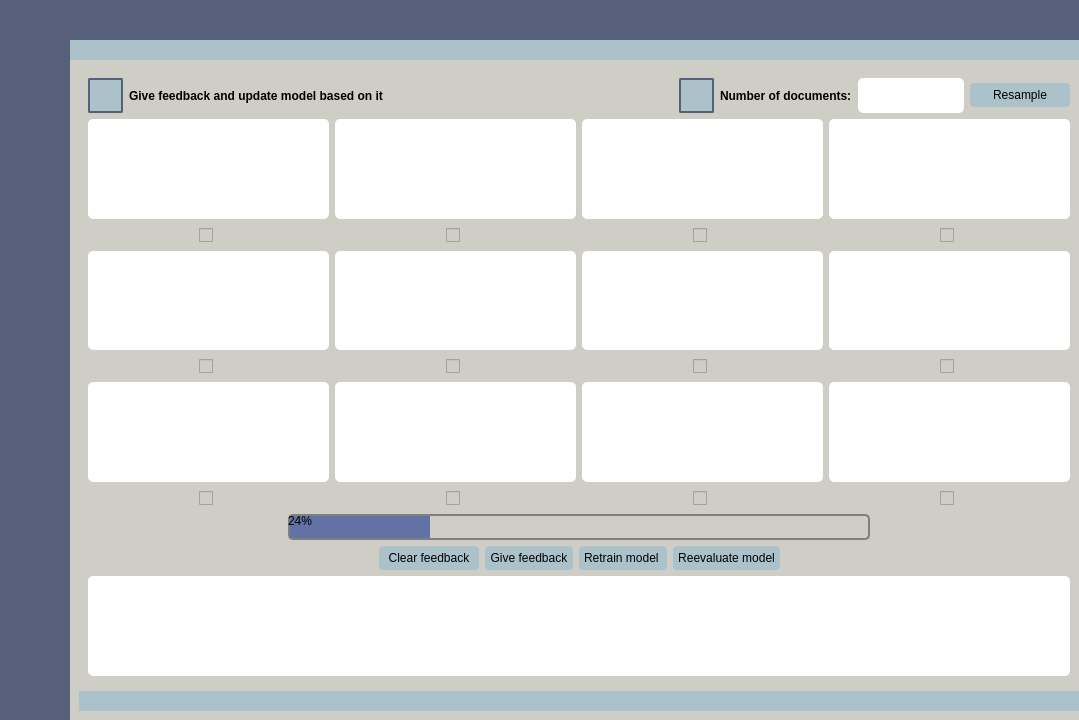
Before: the Qt Designer form UIs/DomainClassifier.ui in IntelCompH2020/domain_classification, drawn with Qt 5.
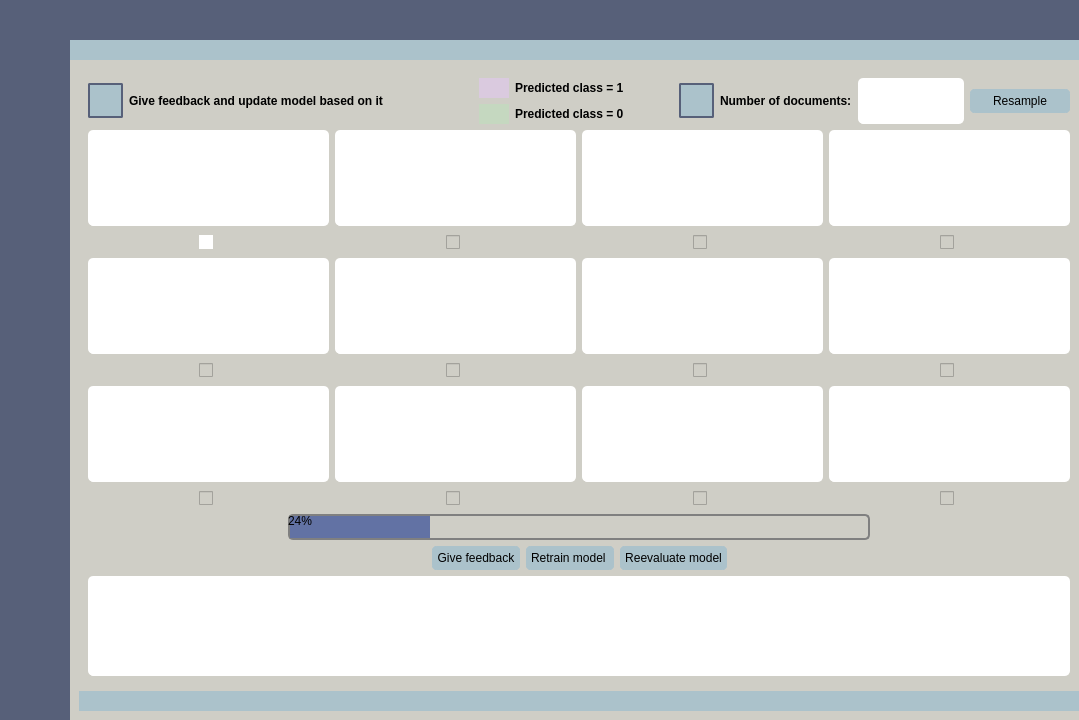
After: the same form once the commit is applied. Icons and pictures are not drawn.

Commit message: Colors associated with the changing of prediction.

Patch:
```diff
--- a/UIs/DomainClassifier.ui
+++ b/UIs/DomainClassifier.ui
@@ -2920,6 +2920,138 @@
                           </item>
                          </layout>
                         </item>
+                        <item>
+                         <spacer name="horizontalSpacer_39">
+                          <property name="orientation">
+                           <enum>Qt::Horizontal</enum>
+                          </property>
+                          <property name="sizeHint" stdset="0">
+                           <size>
+                            <width>40</width>
+                            <height>20</height>
+                           </size>
+                          </property>
+                         </spacer>
+                        </item>
+                        <item>
+                         <layout class="QVBoxLayout" name="verticalLayout_36">
+                          <item>
+                           <layout class="QHBoxLayout" name="horizontalLayout_30">
+                            <item>
+                             <widget class="QFrame" name="frame_grip_3">
+                              <property name="enabled">
+                               <bool>true</bool>
+                              </property>
+                              <property name="sizePolicy">
+                               <sizepolicy hsizetype="Fixed" vsizetype="Maximum">
+                                <horstretch>0</horstretch>
+                                <verstretch>0</verstretch>
+                               </sizepolicy>
+                              </property>
+                              <property name="minimumSize">
+                               <size>
+                                <width>30</width>
+                                <height>20</height>
+                               </size>
+                              </property>
+                              <property name="maximumSize">
+                               <size>
+                                <width>30</width>
+                                <height>20</height>
+                               </size>
+                              </property>
+                              <property name="styleSheet">
+                               <string notr="true">background-color: #DACADF;</string>
+                              </property>
+                              <property name="frameShape">
+                               <enum>QFrame::NoFrame</enum>
+                              </property>
+                              <property name="frameShadow">
+                               <enum>QFrame::Raised</enum>
+                              </property>
+                             </widget>
+                            </item>
+                            <item>
+                             <widget class="QLabel" name="label_give_feedback_2">
+                              <property name="font">
+                               <font>
+                                <weight>75</weight>
+                                <bold>true</bold>
+                               </font>
+                              </property>
+                              <property name="text">
+                               <string>Predicted class = 1</string>
+                              </property>
+                             </widget>
+                            </item>
+                           </layout>
+                          </item>
+                          <item>
+                           <layout class="QHBoxLayout" name="horizontalLayout_31">
+                            <item>
+                             <widget class="QFrame" name="frame_grip_4">
+                              <property name="enabled">
+                               <bool>true</bool>
+                              </property>
+                              <property name="sizePolicy">
+                               <sizepolicy hsizetype="Fixed" vsizetype="Maximum">
+                                <horstretch>0</horstretch>
+                                <verstretch>0</verstretch>
+                               </sizepolicy>
+                              </property>
+                              <property name="minimumSize">
+                               <size>
+                                <width>30</width>
+                                <height>20</height>
+                               </size>
+                              </property>
+                              <property name="maximumSize">
+                               <size>
+                                <width>30</width>
+                                <height>20</height>
+                               </size>
+                              </property>
+                              <property name="styleSheet">
+                               <string notr="true">background-color: #C5D8C0;</string>
+                              </property>
+                              <property name="frameShape">
+                               <enum>QFrame::NoFrame</enum>
+                              </property>
+                              <property name="frameShadow">
+                               <enum>QFrame::Raised</enum>
+                              </property>
+                             </widget>
+                            </item>
+                            <item>
+                             <widget class="QLabel" name="label_give_feedback_3">
+                              <property name="font">
+                               <font>
+                                <weight>75</weight>
+                                <bold>true</bold>
+                               </font>
+                              </property>
+                              <property name="text">
+                               <string>Predicted class = 0</string>
+                              </property>
+                             </widget>
+                            </item>
+                           </layout>
+                          </item>
+                         </layout>
+                        </item>
+                        <item>
+                         <spacer name="horizontalSpacer_40">
+                          <property name="orientation">
+                           <enum>Qt::Horizontal</enum>
+                          </property>
+                          <property name="sizeHint" stdset="0">
+                           <size>
+                            <width>40</width>
+                            <height>20</height>
+                           </size>
+                          </property>
+                         </spacer>
+                        </item>
                         <item>
                          <layout class="QHBoxLayout" name="horizontalLayout_6">
                           <item>
@@ -3094,6 +3226,11 @@
                             </item>
                             <item>
                              <widget class="QCheckBox" name="prediction_doc_1">
+                              <property name="styleSheet">
+                               <string notr="true"> QCheckBox::indicator:unchecked {
+background-color: white;
+}</string>
+                              </property>
                               <property name="text">
                                <string/>
                               </property>
@@ -3895,46 +4032,6 @@
                               </property>
                              </spacer>
                             </item>
-                            <item>
-                             <widget class="QPushButton" name="clear_feedback_table_push_button">
-                              <property name="sizePolicy">
-                               <sizepolicy hsizetype="Fixed" vsizetype="Fixed">
-                                <horstretch>0</horstretch>
-                                <verstretch>0</verstretch>
-                               </sizepolicy>
-                              </property>
-                              <property name="minimumSize">
-                               <size>
-                                <width>100</width>
-                                <height>0</height>
-                               </size>
-                              </property>
-                              <property name="maximumSize">
-                               <size>
-                                <width>16777215</width>
-                                <height>16777215</height>
-                               </size>
-                              </property>
-                              <property name="styleSheet">
-                               <string notr="true">QPushButton {
-	border: 5px solid #ABC2CB;
-	border-radius: 5px;	
-	background-color: #ABC2CB;
-}
-QPushButton:hover {
-	background-color: #ABC2CB;
-	border: 2px solid #ABC2CB;
-}
-QPushButton:pressed {	
-	background-color: #ABC2CB;
-	border: 2px solid #ABC2CB;
-}</string>
-                              </property>
-                              <property name="text">
-                               <string>Clear feedback</string>
-                              </property>
-                             </widget>
-                            </item>
                             <item>
                              <widget class="QPushButton" name="give_feedback_push_button">
                               <property name="maximumSize">
```
The commit also changes 2 other files.
